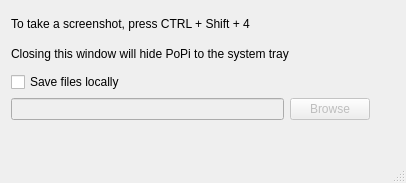
Qt form mainwindow.ui (eesandoval/PoPi) before a commit.
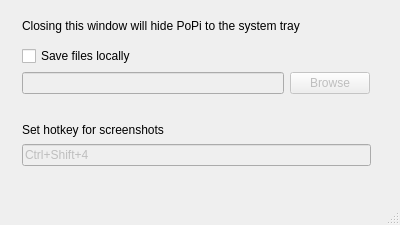
The same form after that commit.

Commit message: Fixed initialization warnings and adding new shortcut setting feature (disabled for now)

What changed in the file:
```diff
--- a/mainwindow.ui
+++ b/mainwindow.ui
@@ -6,31 +6,30 @@
    <rect>
     <x>0</x>
     <y>0</y>
-    <width>406</width>
-    <height>183</height>
+    <width>400</width>
+    <height>225</height>
    </rect>
   </property>
+  <property name="maximumSize">
+   <size>
+    <width>9999999</width>
+    <height>9999999</height>
+   </size>
+  </property>
   <property name="windowTitle">
    <string>PoPi - The Screenshot Tool</string>
   </property>
   <widget class="QWidget" name="centralWidget">
-   <widget class="QWidget" name="">
+   <widget class="QWidget" name="layoutWidget">
     <property name="geometry">
      <rect>
-      <x>0</x>
-      <y>0</y>
-      <width>381</width>
-      <height>131</height>
+      <x>11</x>
+      <y>1</y>
+      <width>370</width>
+      <height>104</height>
      </rect>
     </property>
     <layout class="QVBoxLayout" name="verticalLayout_2">
-     <item>
-      <widget class="QLabel" name="label">
-       <property name="text">
-        <string>To take a screenshot, press CTRL + Shift + 4</string>
-       </property>
-      </widget>
-     </item>
      <item>
       <widget class="QLabel" name="label_2">
        <property name="text">
@@ -72,6 +71,35 @@
      </item>
     </layout>
    </widget>
+   <widget class="QWidget" name="">
+    <property name="geometry">
+     <rect>
+      <x>11</x>
+      <y>111</y>
+      <width>371</width>
+      <height>66</height>
+     </rect>
+    </property>
+    <layout class="QVBoxLayout" name="verticalLayout_3">
+     <item>
+      <widget class="QLabel" name="regionShortcutLabel">
+       <property name="text">
+        <string>Set hotkey for screenshots</string>
+       </property>
+      </widget>
+     </item>
+     <item>
+      <widget class="QKeySequenceEdit" name="regionShortcutKeySeqEdit">
+       <property name="enabled">
+        <bool>false</bool>
+       </property>
+       <property name="keySequence">
+        <string>Ctrl+Shift+4</string>
+       </property>
+      </widget>
+     </item>
+    </layout>
+   </widget>
   </widget>
   <widget class="QStatusBar" name="statusBar"/>
  </widget>
```
The commit also changes 2 other files.
